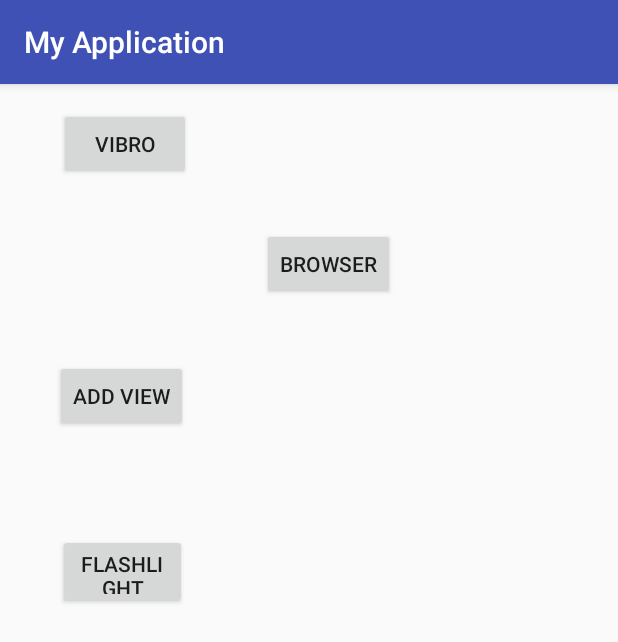
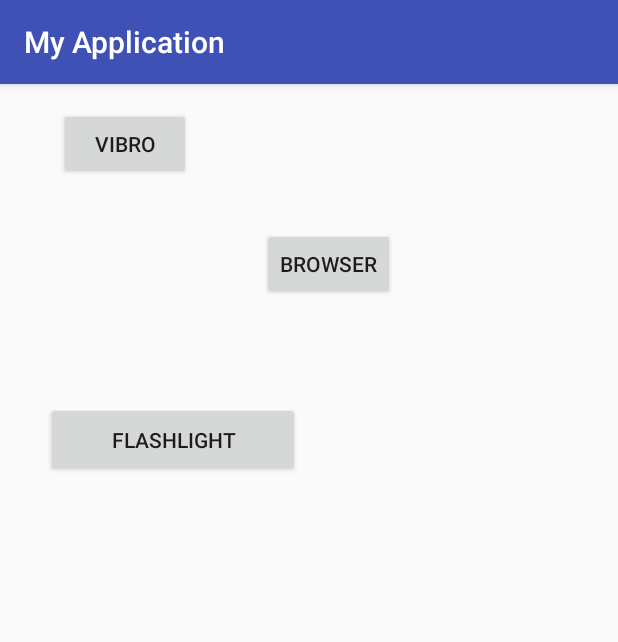
Before and after one commit to Angainor17/AppForUniver, an Android app: the screen it shows after launch (MainActivity), on a phone screen of 412 x 824 dp. Shown: the top 642 px of the screen. Run offline under Robolectric (Android 15) with nearby library versions, the phone set to English and light mode, and no system bars.

Commit message:
рабочий простой фонарик

```diff
--- a/app/src/main/AndroidManifest.xml
+++ b/app/src/main/AndroidManifest.xml
@@ -28,7 +28,6 @@
         <activity android:name=".BrowserActivity"
                   android:windowSoftInputMode="adjustResize|stateUnspecified"
         />
-        <activity android:name=".ViewsActivity"/>
         <activity android:name=".TorchActivity"/>
     </application>
 
--- a/app/src/main/java/com/example/admin/myapplication/BrowserActivity.java
+++ b/app/src/main/java/com/example/admin/myapplication/BrowserActivity.java
@@ -27,14 +27,14 @@ public class BrowserActivity extends AppCompatActivity {
         button = findViewById(R.id.buttonGo);
         editText = findViewById(R.id.editText);
         webView = findViewById(R.id.webView);
-        webView.getSettings().setJavaScriptEnabled(true);
+//        webView.getSettings().setJavaScriptEnabled(true);
 
         webView.setWebViewClient(new WebViewClient());
 
         button.setOnClickListener(new View.OnClickListener() {
             @Override
             public void onClick(View view) {
-                webView.loadUrl("http://" + editText.getText().toString());
+                webView.loadUrl("http://" + editText.getText());
             }
         });
     }
--- a/app/src/main/java/com/example/admin/myapplication/MainActivity.java
+++ b/app/src/main/java/com/example/admin/myapplication/MainActivity.java
@@ -10,7 +10,6 @@ public class MainActivity extends AppCompatActivity {
 
     Button buttonVibration;
     Button buttonBrowser;
-    Button buttonExample;
     Button buttonTorch;
 
     @Override
@@ -36,15 +35,6 @@ public class MainActivity extends AppCompatActivity {
             }
         });
 
-        buttonExample = findViewById(R.id.buttonExample);
-        buttonExample.setOnClickListener(new View.OnClickListener() {
-            @Override
-            public void onClick(View view) {
-                Intent intent = new Intent(getApplicationContext(), ViewsActivity.class);
-                startActivity(intent);
-            }
-        });
-
         buttonTorch = findViewById(R.id.buttonTorch);
         buttonTorch.setOnClickListener(new View.OnClickListener() {
             @Override
--- a/app/src/main/res/layout/activity_main.xml
+++ b/app/src/main/res/layout/activity_main.xml
@@ -30,19 +30,8 @@
         app:layout_constraintTop_toBottomOf="@+id/buttonVibro" />
 
     <Button
-        android:id="@+id/buttonExample"
-        android:layout_width="wrap_content"
-        android:layout_height="wrap_content"
-        android:layout_marginTop="40dp"
-        android:text="Add view"
-        app:layout_constraintEnd_toEndOf="parent"
-        app:layout_constraintHorizontal_bias="0.114"
-        app:layout_constraintStart_toStartOf="parent"
-        app:layout_constraintTop_toBottomOf="@+id/buttonBrowser" />
-
-    <Button
         android:id="@+id/buttonTorch"
-        android:layout_width="86dp"
+        android:layout_width="169dp"
         android:layout_height="50dp"
         android:layout_marginEnd="8dp"
         android:layout_marginStart="8dp"
@@ -51,6 +40,6 @@
         app:layout_constraintEnd_toEndOf="parent"
         app:layout_constraintHorizontal_bias="0.099"
         app:layout_constraintStart_toStartOf="parent"
-        app:layout_constraintTop_toBottomOf="@+id/buttonExample" />
+        app:layout_constraintTop_toBottomOf="@+id/buttonBrowser" />
 
 </android.support.constraint.ConstraintLayout>
--- a/app/src/main/res/values/colors.xml
+++ b/app/src/main/res/values/colors.xml
@@ -3,4 +3,5 @@
     <color name="colorPrimary">#3F51B5</color>
     <color name="colorPrimaryDark">#303F9F</color>
     <color name="colorAccent">#FF4081</color>
+    <color name="flashBack">#286b65</color>
 </resources>
```
Also changed, not shown: app/src/main/java/com/example/admin/myapplication/TorchActivity.java (+28 -35 lines), app/src/main/java/com/example/admin/myapplication/ViewsActivity.java (deleted, +0 -58 lines), app/src/main/res/layout/activity_torch.xml (+8 -5 lines), app/src/main/res/layout/activity_views.xml (deleted, +0 -45 lines).
